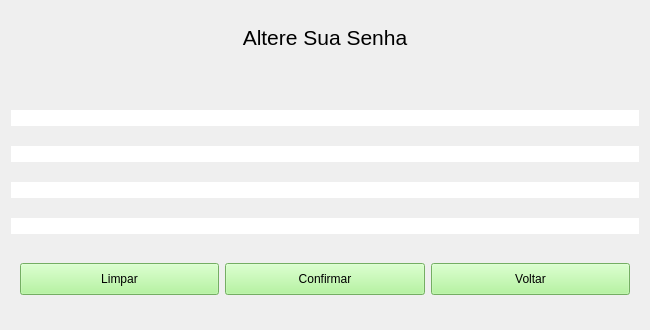
This is VirtualWallet/logic/src/vision/wforgotpass.ui in joaovicentesouto/INE5417 as Qt 5 draws it before an edit. The edited form follows.
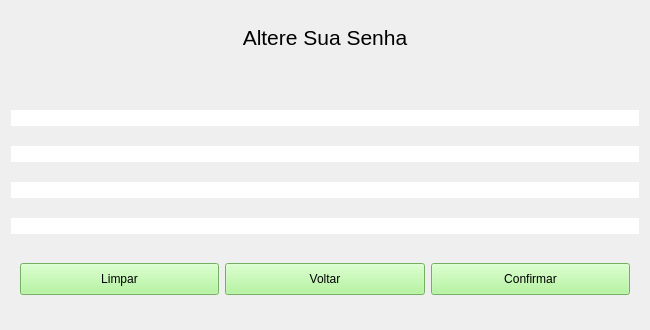
This is the edited form.

The edit to the form file:
```diff
--- a/VirtualWallet/logic/src/vision/wforgotpass.ui
+++ b/VirtualWallet/logic/src/vision/wforgotpass.ui
@@ -149,27 +149,6 @@
         </property>
        </widget>
       </item>
-      <item>
-       <widget class="QPushButton" name="Confirm">
-        <property name="maximumSize">
-         <size>
-          <width>16777215</width>
-          <height>40</height>
-         </size>
-        </property>
-        <property name="styleSheet">
-         <string notr="true">#Confirm
-{
-    background-color: #a3f48a;
-    color: black;
-    font-size: 12px;
-}</string>
-        </property>
-        <property name="text">
-         <string>Confirmar</string>
-        </property>
-       </widget>
-      </item>
       <item>
        <widget class="QPushButton" name="Back">
         <property name="maximumSize">
@@ -197,6 +176,27 @@
         </property>
        </widget>
       </item>
+      <item>
+       <widget class="QPushButton" name="Confirm">
+        <property name="maximumSize">
+         <size>
+          <width>16777215</width>
+          <height>40</height>
+         </size>
+        </property>
+        <property name="styleSheet">
+         <string notr="true">#Confirm
+{
+    background-color: #a3f48a;
+    color: black;
+    font-size: 12px;
+}</string>
+        </property>
+        <property name="text">
+         <string>Confirmar</string>
+        </property>
+       </widget>
+      </item>
      </layout>
     </widget>
    </item>
```
